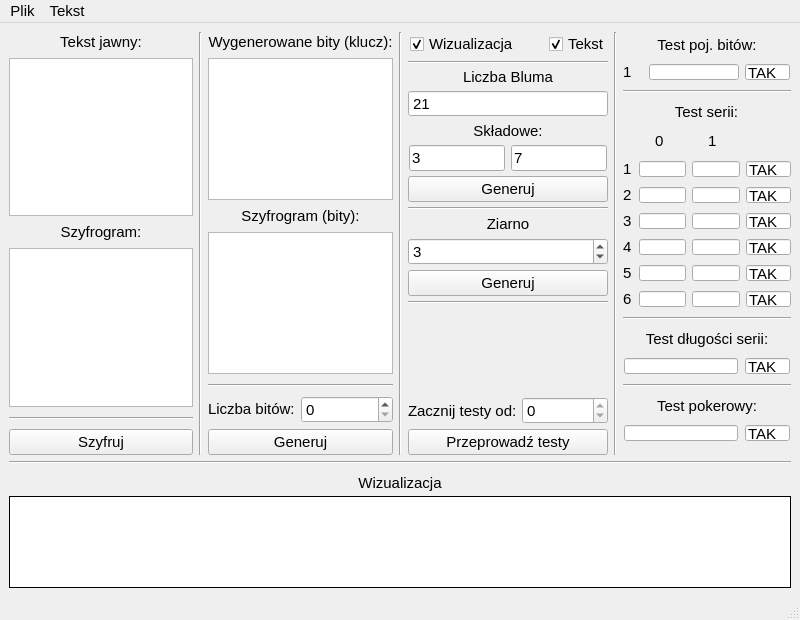
Above: mainwindow.ui from LightTab2/PRNG-Blum-Blum-Shub before the change. Below: the same form after it.
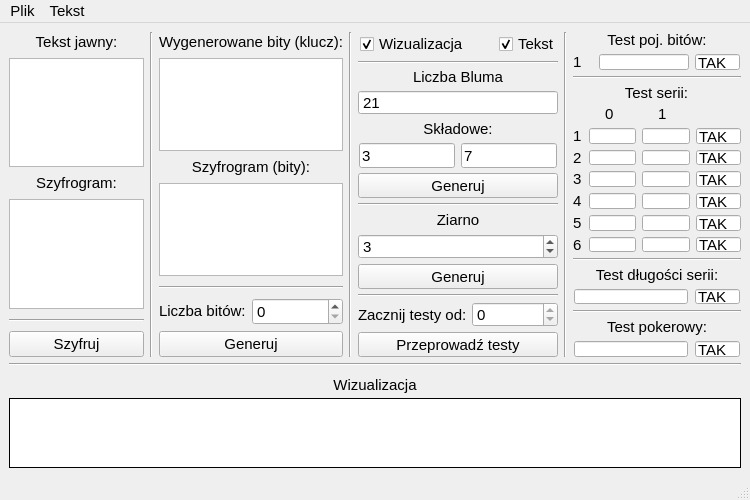
That is the form after the change. Custom widgets are drawn as their Qt base class.

Commit message:
Change minimum constraints
The window could have been minimalized too much

```diff
--- a/mainwindow.ui
+++ b/mainwindow.ui
@@ -6,8 +6,8 @@
    <rect>
     <x>0</x>
     <y>0</y>
-    <width>800</width>
-    <height>620</height>
+    <width>750</width>
+    <height>500</height>
    </rect>
   </property>
   <property name="sizePolicy">
@@ -18,8 +18,8 @@
   </property>
   <property name="minimumSize">
    <size>
-    <width>600</width>
-    <height>400</height>
+    <width>750</width>
+    <height>500</height>
    </size>
   </property>
   <property name="font">
```
